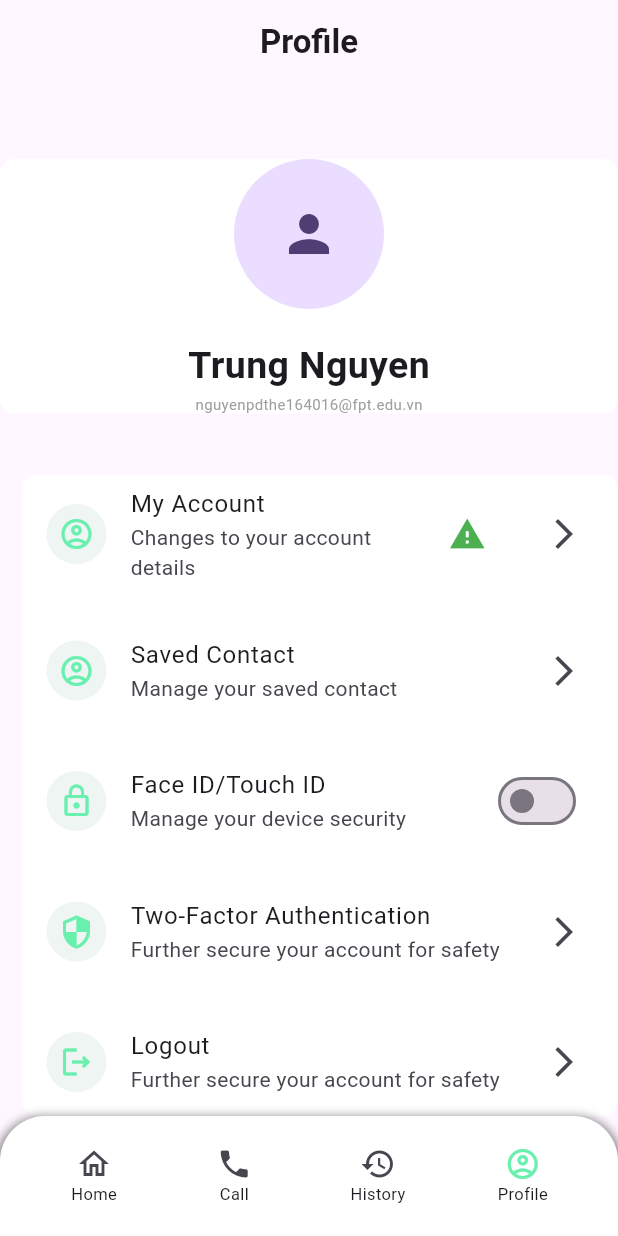
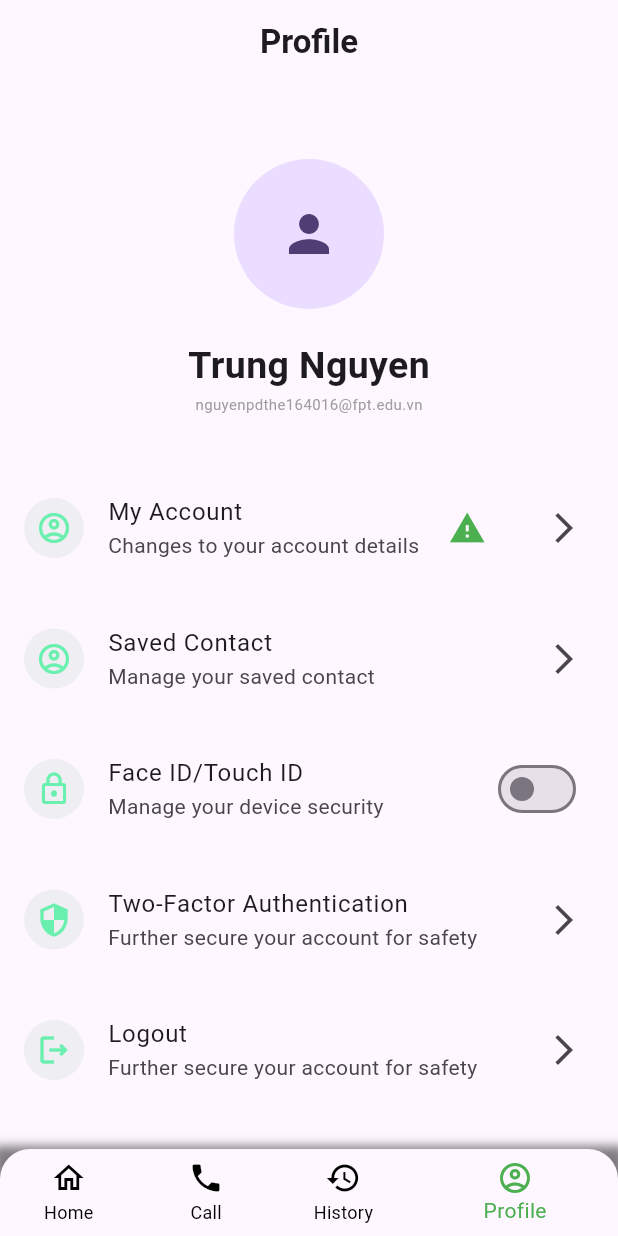
Before and after one commit to KennyBK/Flutter_LAB, a Flutter app: the screen it shows after launch, on a phone screen of 412 x 824 dp. Run offline on Flutter 3.47's test engine with Material 3 defaults, Android fonts, the phone set to English and light mode, and no system bars.

Commit message:
change some code
9/3/2024 1:50 AM
- Change from using BottomAppBar to BottomNavigationBar
- Create custome widget name rounded_bottom_navigation_bar

```diff
--- a/flutter_project/lib/features/user/screen/user_profile.dart
+++ b/flutter_project/lib/features/user/screen/user_profile.dart
@@ -1,4 +1,6 @@
 import 'package:flutter/material.dart';
+import 'package:flutter_project/features/user/widgets/rounded_bottom_navigation_bar.dart';
+
 
 class UserProfile extends StatefulWidget {
   const UserProfile({super.key});
@@ -28,12 +30,7 @@ class UserProfileState extends State<UserProfile> {
             const SizedBox(
               height: 50,
             ),
-              Container(
-                width: MediaQuery.of(context).size.width,
-                decoration: const BoxDecoration(
-                    color: Colors.white,
-                    borderRadius: BorderRadius.all(Radius.circular(10))),
-                child: const Column(children: [
+            const Column(children: [
               CircleAvatar(
                 radius: 50,
                 child: Icon(
@@ -54,16 +51,8 @@ class UserProfileState extends State<UserProfile> {
                 style: TextStyle(fontSize: 10, color: Colors.grey),
               ),
             ]),
-              ),
             const SizedBox(height: 40),
-              Container(
-                margin: const EdgeInsets.only(
-                  left: 15,
-                ),
-                decoration: const BoxDecoration(
-                    color: Colors.white,
-                    borderRadius: BorderRadius.all(Radius.circular(10))),
-                child: Column(
+            Column(
               children: [
                 const ListTile(
                   leading: CircleAvatar(
@@ -152,86 +141,10 @@ class UserProfileState extends State<UserProfile> {
                 ),
               ],
             ),
-              ),
           ],
         ),
       ),
-        bottomNavigationBar: Container(
-          decoration: BoxDecoration(
-              color: Colors.white,
-              borderRadius:
-                  const BorderRadius.vertical(top: Radius.circular(30)),
-              boxShadow: [
-                BoxShadow(
-                  color: Colors.black.withOpacity(0.5),
-                  spreadRadius: 2,
-                  blurRadius: 5,
-                  offset: const Offset(0, 3),
-                )
-              ]),
-          child: BottomAppBar(
-            elevation: 0,
-            color: Colors.transparent,
-            child: Row(
-              mainAxisAlignment: MainAxisAlignment.spaceAround,
-              children: [
-                IconButton(
-                    onPressed: () {},
-                    icon: const Column(
-                      children: [
-                        Icon(Icons.home_outlined),
-                        Text(
-                          "Home",
-                          style: TextStyle(
-                            fontSize: 11,
-                          ),
-                        )
-                      ],
-                    )),
-                IconButton(
-                    onPressed: () {},
-                    icon: const Column(
-                      children: [
-                        Icon(Icons.phone),
-                        Text(
-                          "Call",
-                          style: TextStyle(
-                            fontSize: 11,
-                          ),
-                        )
-                      ],
-                    )),
-                IconButton(
-                    onPressed: () {},
-                    icon: const Column(
-                      children: [
-                        Icon(Icons.history_outlined),
-                        Text(
-                          "History",
-                          style: TextStyle(
-                            fontSize: 11,
-                          ),
-                        )
-                      ],
-                    )),
-                IconButton(
-                  onPressed: () {},
-                  icon: const Column(
-                    children: [
-                      Icon(Icons.account_circle_outlined),
-                      Text(
-                        "Profile",
-                        style: TextStyle(
-                          fontSize: 11,
-                        ),
-                      )
-                    ],
-                  ),
-                  color: Colors.greenAccent,
-                )
-              ],
-            ),
-          ),
-        ));
+      bottomNavigationBar: roundedBottomNavigationBa()
+    );
   }
 }
--- /dev/null
+++ b/flutter_project/lib/features/user/widgets/rounded_bottom_navigation_bar.dart
@@ -0,0 +1,33 @@
+import 'package:flutter/material.dart';
+
+Widget roundedBottomNavigationBa() => Container(
+  decoration: BoxDecoration(
+      boxShadow: [
+        BoxShadow(
+            color: Colors.black.withOpacity(0.5),
+            spreadRadius: 5,
+            blurRadius: 5,
+            offset: const Offset(0,3)
+        )
+      ]
+  ),
+  child: ClipRRect(
+    borderRadius: const BorderRadius.vertical(top: Radius.circular(20)),
+    child: BottomNavigationBar(
+      currentIndex: 3,
+      showUnselectedLabels: true,
+      showSelectedLabels: true,
+      unselectedItemColor: Colors.black,
+      selectedItemColor: Colors.green,
+      items: const [
+        BottomNavigationBarItem(
+            icon: Icon(Icons.home_outlined), label: "Home"),
+        BottomNavigationBarItem(icon: Icon(Icons.phone), label: "Call"),
+        BottomNavigationBarItem(
+            icon: Icon(Icons.history_outlined), label: "History"),
+        BottomNavigationBarItem(
+            icon: Icon(Icons.account_circle_outlined), label: "Profile"),
+      ],
+    ),
+  )
+);
```
Also changed, not shown: 1 other file. Lines whose indentation alone changed are shown as unchanged.
